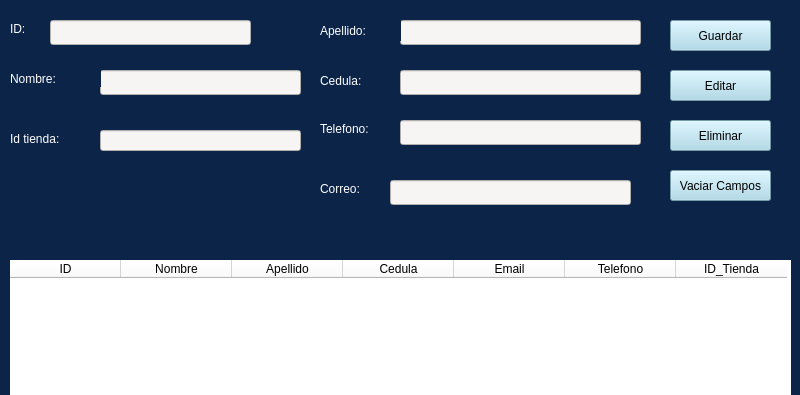
First picture: the form in Proyecto/Interfaces/Ui/Cliente.ui, repository EdCenten0/MAPA-Python, before the edit; both pictures show x 0 to 800 and y 0 to 395 of the 800 by 600 pixel window.
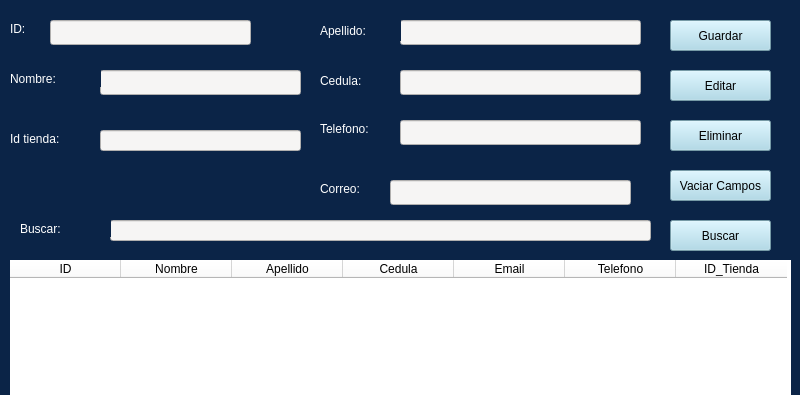
Second picture: the form after the edit.

Commit message: Cambios en diseño

```diff
--- a/Proyecto/Interfaces/Ui/Cliente.ui
+++ b/Proyecto/Interfaces/Ui/Cliente.ui
@@ -357,6 +357,52 @@
      <string>Nombre:</string>
     </property>
    </widget>
+   <widget class="QLineEdit" name="line_Cliente_Buscar">
+    <property name="geometry">
+     <rect>
+      <x>110</x>
+      <y>220</y>
+      <width>541</width>
+      <height>21</height>
+     </rect>
+    </property>
+    <property name="styleSheet">
+     <string notr="true">background-color: rgb(246, 245, 244);</string>
+    </property>
+   </widget>
+   <widget class="QLabel" name="label_8">
+    <property name="geometry">
+     <rect>
+      <x>20</x>
+      <y>220</y>
+      <width>91</width>
+      <height>17</height>
+     </rect>
+    </property>
+    <property name="styleSheet">
+     <string notr="true">font: 14pt &quot;Ubuntu&quot;;
+color: rgb(255, 255, 255);</string>
+    </property>
+    <property name="text">
+     <string>Buscar:</string>
+    </property>
+   </widget>
+   <widget class="QPushButton" name="bt_Buscar">
+    <property name="geometry">
+     <rect>
+      <x>670</x>
+      <y>220</y>
+      <width>101</width>
+      <height>31</height>
+     </rect>
+    </property>
+    <property name="styleSheet">
+     <string notr="true">background-color: rgb(165, 215, 232);</string>
+    </property>
+    <property name="text">
+     <string>Buscar</string>
+    </property>
+   </widget>
   </widget>
  </widget>
  <resources/>
```
Left out of the diff: 6 changed lines with no effect on the pictures. The commit also changes 2 other files.
